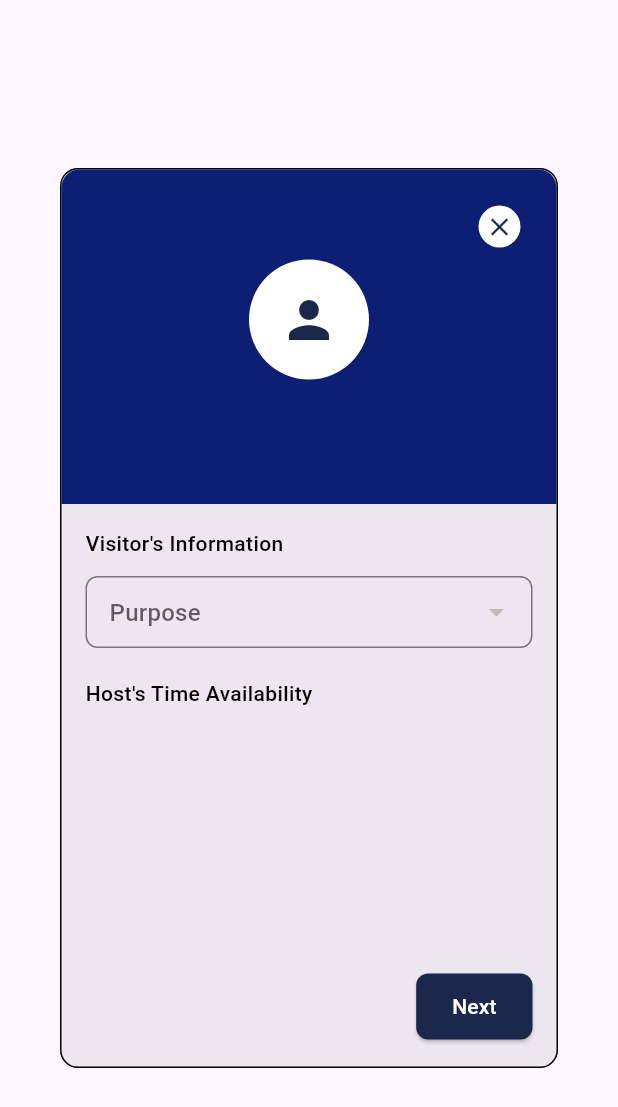
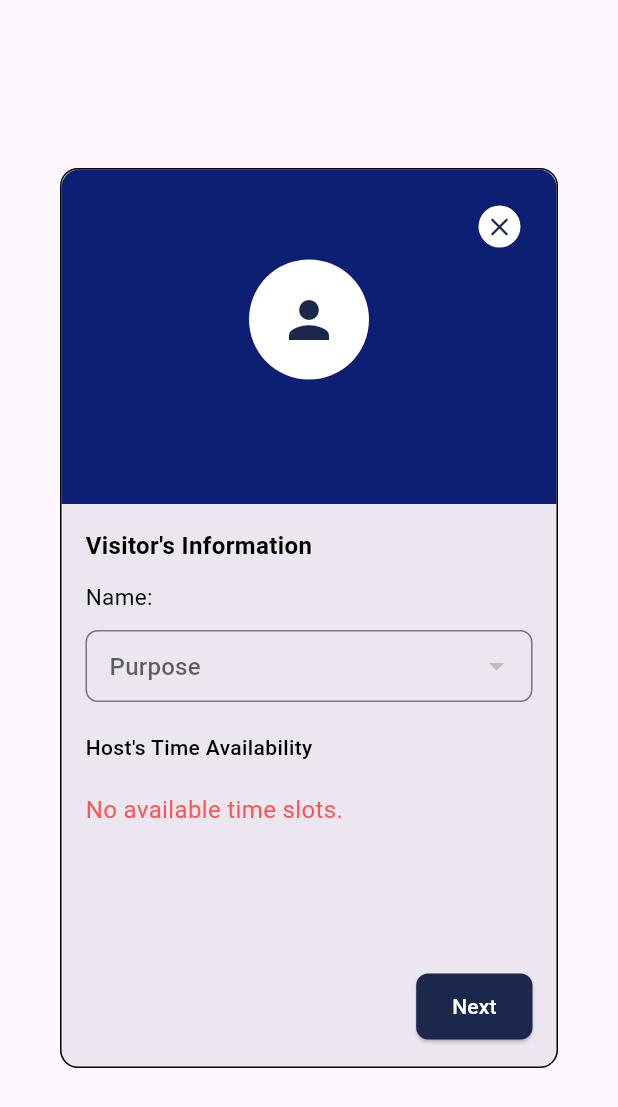
Before and after one commit to Alexis12119/bakerpass, a Flutter app: the HostDetailsModal widget shown alone on an empty page, opened directly with empty values, on a phone screen of 412 x 824 dp. Shown: the top 1107 px of the screen. Run offline on Flutter 3.47's test engine with Material 3 defaults, Android fonts, the phone set to English and light mode, and no system bars; our stand-ins replace flutter_dotenv, image_picker, permission_handler, qr_flutter, shared_preferences; accounts and stored records are empty; network calls fail.

Commit message:
feat: update

```diff
--- a/mobile/visitors/lib/views/home/dialogs/hostdetails.dart
+++ b/mobile/visitors/lib/views/home/dialogs/hostdetails.dart
@@ -310,12 +310,37 @@ class HostDetailsModalState extends State<HostDetailsModal> {
         const Text(
           "Visitor's Information",
           style: TextStyle(
-            fontSize: 14,
-            fontWeight: FontWeight.w500,
+            fontSize: 16,
+            fontWeight: FontWeight.bold,
             color: Colors.black,
           ),
         ),
         const SizedBox(height: 12),
+
+        // ✅ Visitor name display
+        FutureBuilder<SharedPreferences>(
+          future: SharedPreferences.getInstance(),
+          builder: (context, snapshot) {
+            if (snapshot.connectionState == ConnectionState.done &&
+                snapshot.hasData) {
+              final prefs = snapshot.data!;
+              final firstName = prefs.getString('firstName') ?? '';
+              final lastName = prefs.getString('lastName') ?? '';
+              return Padding(
+                padding: const EdgeInsets.only(bottom: 12.0),
+                child: Text(
+                  'Name: $firstName $lastName',
+                  style: const TextStyle(
+                    fontSize: 15,
+                    color: Colors.black,
+                  ),
+                ),
+              );
+            }
+            return const SizedBox.shrink();
+          },
+        ),
+
         // Purpose dropdown
         DropdownButtonFormField<int>(
           value: visitPurposeId,
@@ -340,6 +365,7 @@ class HostDetailsModalState extends State<HostDetailsModal> {
               .toList(),
           onChanged: (val) => setState(() => visitPurposeId = val),
         ),
+
         const SizedBox(height: 20),
         const Text(
           "Host's Time Availability",
@@ -349,9 +375,18 @@ class HostDetailsModalState extends State<HostDetailsModal> {
             color: Colors.black,
           ),
         ),
-        const SizedBox(height: 12),
-        // Time slots grid
-        GridView.builder(
+        const SizedBox(height: 20),
+
+        // Time slots grid or fallback message
+        timeSlots.isEmpty
+            ? const Text(
+                'No available time slots.',
+                style: TextStyle(
+                  fontSize: 16,
+                  color: Colors.redAccent,
+                ),
+              )
+            : GridView.builder(
                 shrinkWrap: true,
                 physics: const NeverScrollableScrollPhysics(),
                 gridDelegate: const SliverGridDelegateWithFixedCrossAxisCount(
@@ -368,7 +403,8 @@ class HostDetailsModalState extends State<HostDetailsModal> {
                       "${formatTime(slot['start_time'])} - ${formatTime(slot['end_time'])}";
 
                   return GestureDetector(
-              onTap: () => setState(() => selectedTimeSlotId = slot['id']),
+                    onTap: () =>
+                        setState(() => selectedTimeSlotId = slot['id']),
                     child: Container(
                       padding: const EdgeInsets.all(12),
                       decoration: BoxDecoration(
@@ -381,13 +417,15 @@ class HostDetailsModalState extends State<HostDetailsModal> {
                       child: Row(
                         children: [
                           if (isSelected)
-                      const Icon(Icons.check, color: Colors.white, size: 16),
+                            const Icon(Icons.check,
+                                color: Colors.white, size: 16),
                           if (isSelected) const SizedBox(width: 8),
                           Expanded(
                             child: Text(
                               timeString,
                               style: TextStyle(
-                          color: isSelected ? Colors.white : Colors.black87,
+                                color:
+                                    isSelected ? Colors.white : Colors.black87,
                                 fontSize: 12,
                               ),
                             ),
```
Also changed, not shown: 1 other file. Lines whose indentation alone changed are shown as unchanged.
